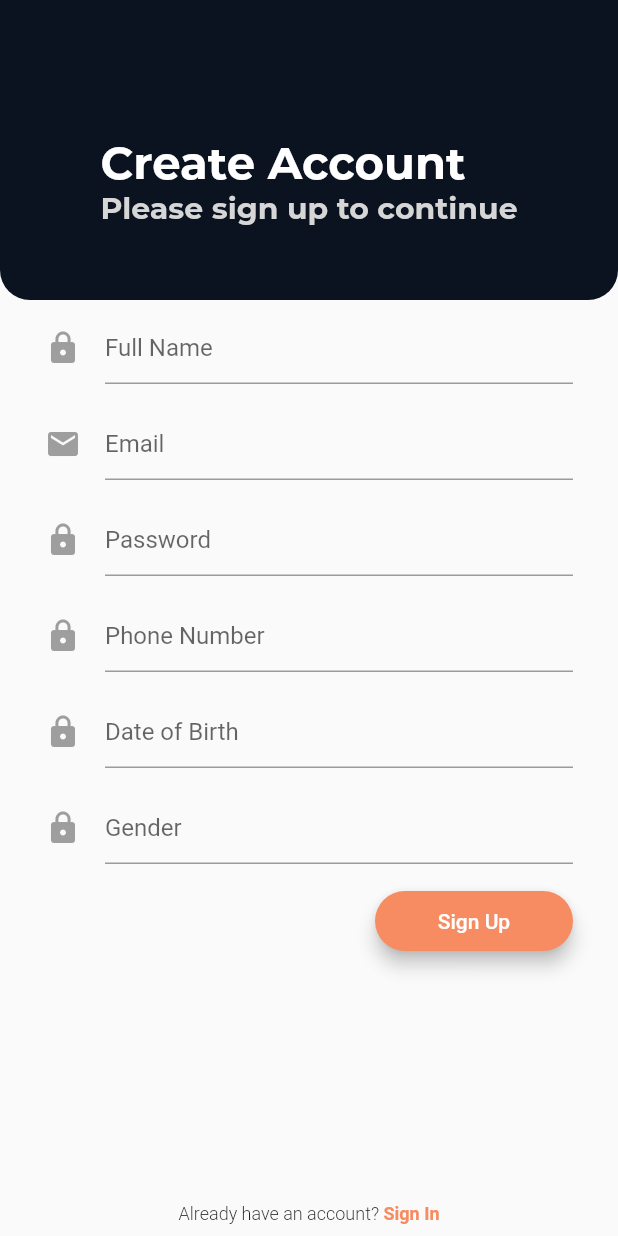
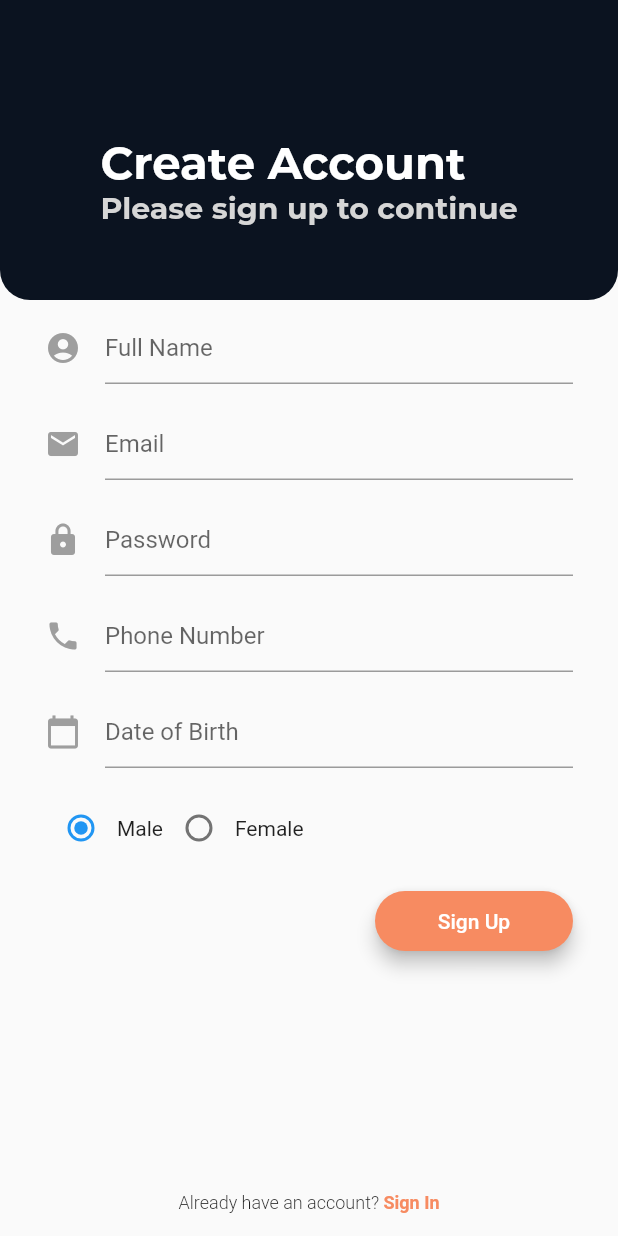
Before and after one commit to KevinYobeth/Ever, a Flutter app: the screen it shows after launch, after a tap on "Sign In", after a tap on "Sign Up", on a phone screen of 412 x 824 dp. Run offline on Flutter 3.47's test engine with Material 2 defaults, Android fonts, the phone set to English and light mode, and no system bars; our stand-ins replace firebase_auth, firebase_database; accounts and stored records are empty.

Commit message:
[Kevin] Fix create account icon

```diff
--- a/lib/pages/login_signup_page.dart
+++ b/lib/pages/login_signup_page.dart
@@ -136,7 +136,7 @@ class _LoginSignupPageState extends State<LoginSignupPage> {
               Stack(
                 children: <Widget>[
                   Container(
-                    height: _isLoginForm ? 350.0 : 200.0,
+                    height: _isLoginForm ? 320.0 : 200.0,
                     decoration: BoxDecoration(
                       borderRadius: BorderRadius.only(
                           bottomLeft: Radius.circular(20.0),
@@ -145,7 +145,7 @@ class _LoginSignupPageState extends State<LoginSignupPage> {
                     ),
                   ),
                   Padding(
-                    padding: EdgeInsets.only(top: _isLoginForm ? 240.0 : 90.0),
+                    padding: EdgeInsets.only(top: _isLoginForm ? 210.0 : 90.0),
                     child: Center(
                       child: Column(
                         crossAxisAlignment: CrossAxisAlignment.start,
@@ -177,7 +177,7 @@ class _LoginSignupPageState extends State<LoginSignupPage> {
             ],
           ),
           Padding(
-            padding: EdgeInsets.all(8.0),
+            padding: EdgeInsets.all(15.0),
             child: showSecondaryButton(),
           )
         ],
@@ -314,7 +314,7 @@ class _LoginSignupPageState extends State<LoginSignupPage> {
         decoration: new InputDecoration(
             hintText: 'Full Name',
             icon: new Icon(
-              Icons.lock,
+              Icons.account_circle,
               color: Colors.grey,
             )),
         validator: (value) => value.isEmpty ? 'Fullname can\'t be empty' : null,
@@ -333,7 +333,7 @@ class _LoginSignupPageState extends State<LoginSignupPage> {
         decoration: new InputDecoration(
             hintText: 'Phone Number',
             icon: new Icon(
-              Icons.lock,
+              Icons.phone,
               color: Colors.grey,
             )),
         validator: (value) =>
@@ -353,7 +353,7 @@ class _LoginSignupPageState extends State<LoginSignupPage> {
         decoration: new InputDecoration(
             hintText: 'Date of Birth',
             icon: new Icon(
-              Icons.lock,
+              Icons.calendar_today,
               color: Colors.grey,
             )),
         validator: (value) =>
@@ -363,21 +363,56 @@ class _LoginSignupPageState extends State<LoginSignupPage> {
     );
   }
 
+  int _radioValue = 0;
+
+  void _handleGenderRadioChange(int value) {
+    setState(() {
+      _radioValue = value;
+      switch (_radioValue) {
+        case 0:
+          _gender = 'Male';
+          break;
+        case 1:
+          _gender = 'Female';
+          break;
+      }
+    });
+  }
+
   Widget showGenderInput() {
+    // return Padding(
+    //   padding: EdgeInsets.symmetric(horizontal: 30.0, vertical: 8.0),
+    //   child: new TextFormField(
+    //     maxLines: 1,
+    //     obscureText: false,
+    //     autofocus: false,
+    //     decoration: new InputDecoration(
+    //         hintText: 'Gender',
+    //         icon: new Icon(
+    //           Icons.supervised_user_circle,
+    //           color: Colors.grey,
+    //         )),
+    //     validator: (value) => value.isEmpty ? 'Gender can\'t be empty' : null,
+    //     onSaved: (value) => _gender = value.trim(),
+    //   ),
+    // );
     return Padding(
       padding: EdgeInsets.symmetric(horizontal: 30.0, vertical: 8.0),
-      child: new TextFormField(
-        maxLines: 1,
-        obscureText: false,
-        autofocus: false,
-        decoration: new InputDecoration(
-            hintText: 'Gender',
-            icon: new Icon(
-              Icons.lock,
-              color: Colors.grey,
-            )),
-        validator: (value) => value.isEmpty ? 'Gender can\'t be empty' : null,
-        onSaved: (value) => _gender = value.trim(),
+      child: Row(
+        children: <Widget>[
+          Radio(
+            value: 0,
+            groupValue: _radioValue,
+            onChanged: _handleGenderRadioChange,
+          ),
+          Text('Male'),
+          Radio(
+            value: 1,
+            groupValue: _radioValue,
+            onChanged: _handleGenderRadioChange,
+          ),
+          Text('Female'),
+        ],
       ),
     );
   }
```
